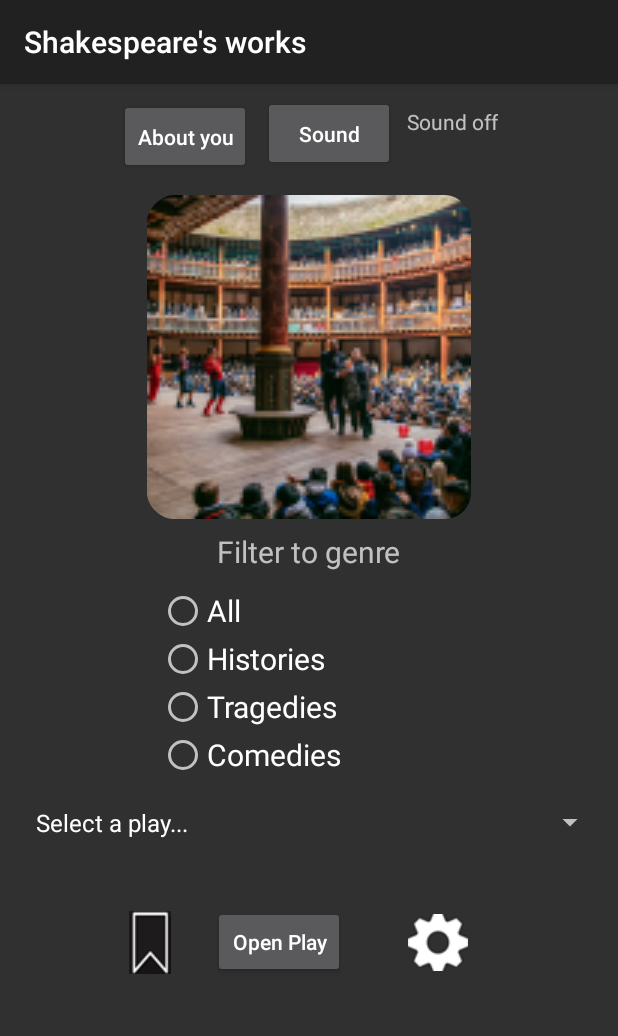
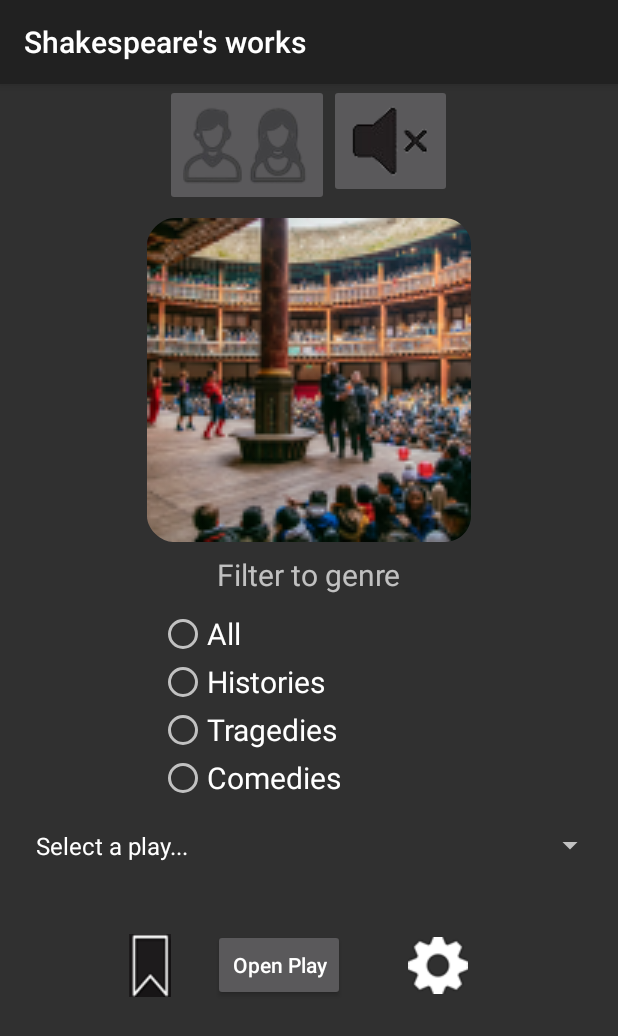
Before and after one commit to nlpspacy/Shakespeare_study_app_v2, an Android app: the screen it shows after launch (MainActivity), on a phone screen of 412 x 824 dp. Shown: the top 1036 px of the screen. Run offline under Robolectric (Android 15) with nearby library versions, the phone set to English and light mode, and no system bars.

Commit message:
Changed sound buttons to image buttons allowing icon to toggle between sound on and sound muted, and changed About You to an icon with notional images of a male and female.

```diff
--- a/app/src/main/res/layout/activity_main.xml
+++ b/app/src/main/res/layout/activity_main.xml
@@ -20,36 +20,23 @@
         app:layout_constraintStart_toStartOf="parent"
         app:layout_constraintTop_toTopOf="parent">
 
-    <Button
-        android:id="@+id/btnUserSettings"
-        android:layout_width="wrap_content"
-        android:layout_height="50sp"
-        android:layout_marginTop="10sp"
-        android:contentDescription="Settings"
-        android:onClick="launchUserInfoScreen"
-        android:text="@string/txt_aboutyou_button"
-        android:textAllCaps="false"
-        app:layout_constraintEnd_toEndOf="parent"
-        app:layout_constraintStart_toStartOf="parent"
-        app:layout_constraintTop_toTopOf="parent" />
+        <ImageButton
+            android:id="@+id/btnAboutYou"
+            android:layout_width="wrap_content"
+            android:layout_height="wrap_content"
+            android:contentDescription="Settings"
+            android:onClick="launchUserInfoScreen"
+            app:srcCompat="@drawable/about_you_transparent_bg" />
 
-        <Button
+
+
+        <ImageButton
             android:id="@+id/btnSound"
             android:layout_width="wrap_content"
-            android:layout_height="50sp"
-            android:layout_margin="8sp"
+            android:layout_height="wrap_content"
             android:contentDescription="ToggleSoundOnOff"
             android:onClick="toggleSoundOnOff"
-            android:text="@string/txt_sound_on_off_button"
-            android:textAllCaps="false" />
-
-        <TextView
-            android:id="@+id/txtSoundOnOffIndicator"
-            android:layout_width="wrap_content"
-            android:layout_height="wrap_content"
-            android:layout_centerVertical="true"
-            android:text="Sound on/off"
-            app:layout_constraintStart_toEndOf="@+id/btnSound" />
+            app:srcCompat="@drawable/sound_icon_transparent_bg" />
 
 
     </LinearLayout>
```
Also changed, not shown: app/src/main/java/com/shakespeare/new_app/MainActivity.java (+21 -9 lines), app/src/main/java/com/shakespeare/new_app/SettingsHomeActivity.java (+26 -18 lines), app/src/main/res/layout/activity_settingshome.xml (+7 -19 lines), app/src/main/res/drawable/about_you_transparent_bg.png (added), app/src/main/res/drawable/mute_icon_transparent_bg.png (added), app/src/main/res/drawable/sound_icon_transparent_bg.png (added).
